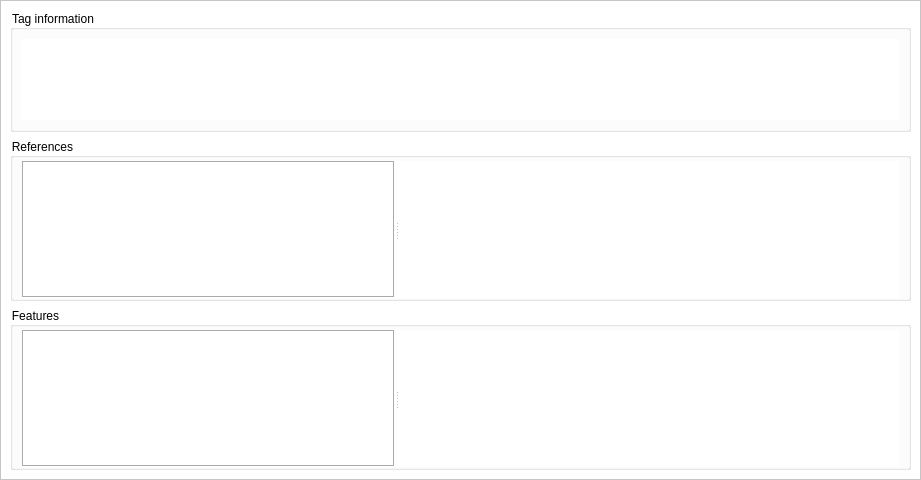
Qt form TagView.ui (bendalab/NixView) before a commit.
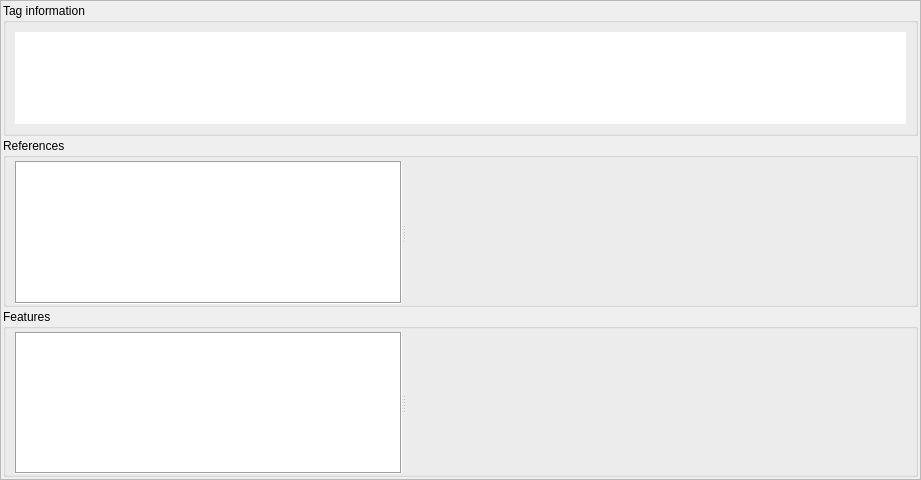
The same form after that commit.

```diff
--- a/TagView.ui
+++ b/TagView.ui
@@ -17,7 +17,7 @@
    <bool>false</bool>
   </property>
   <property name="styleSheet">
-   <string notr="true">background-color: white;</string>
+   <string notr="true"/>
   </property>
   <property name="widgetResizable">
    <bool>true</bool>
@@ -32,12 +32,30 @@
     </rect>
    </property>
    <property name="autoFillBackground">
-    <bool>false</bool>
+    <bool>true</bool>
    </property>
    <property name="styleSheet">
-    <string notr="true">background-color: white</string>
+    <string notr="true"/>
    </property>
    <layout class="QGridLayout" name="gridLayout">
+    <property name="leftMargin">
+     <number>2</number>
+    </property>
+    <property name="topMargin">
+     <number>2</number>
+    </property>
+    <property name="rightMargin">
+     <number>2</number>
+    </property>
+    <property name="bottomMargin">
+     <number>2</number>
+    </property>
+    <property name="horizontalSpacing">
+     <number>1</number>
+    </property>
+    <property name="verticalSpacing">
+     <number>2</number>
+    </property>
     <item row="0" column="0" rowspan="2">
      <widget class="QGroupBox" name="tag_info">
       <property name="sizePolicy">
@@ -50,7 +68,7 @@
        <bool>false</bool>
       </property>
       <property name="styleSheet">
-       <string notr="true">background-color: white</string>
+       <string notr="true"/>
       </property>
       <property name="title">
        <string>Tag information</string>
@@ -71,7 +89,7 @@
           <bool>true</bool>
          </property>
          <property name="styleSheet">
-          <string notr="true">background-color: white</string>
+          <string notr="true"/>
          </property>
          <property name="frameShape">
           <enum>QFrame::NoFrame</enum>
@@ -96,7 +114,7 @@
        <bool>false</bool>
       </property>
       <property name="styleSheet">
-       <string notr="true">background-color: white</string>
+       <string notr="true"/>
       </property>
       <property name="title">
        <string>Features</string>
@@ -115,8 +133,7 @@
          </property>
          <widget class="QListWidget" name="feature_list">
           <property name="styleSheet">
-           <string notr="true">background-color: white;
-border-color: rgb(206, 206, 206);</string>
+           <string notr="true">border-color: rgb(206, 206, 206);</string>
           </property>
           <property name="frameShape">
            <enum>QFrame::Box</enum>
@@ -161,9 +178,7 @@
        <bool>false</bool>
       </property>
       <property name="styleSheet">
-       <string notr="true">background-color: white;
-border-color: rgb(255, 255, 255);
-gridline-color: rgb(255, 255, 255);</string>
+       <string notr="true">gridline-color: rgb(255, 255, 255);</string>
       </property>
       <property name="title">
        <string>References</string>
@@ -209,9 +224,7 @@
            </size>
           </property>
           <property name="styleSheet">
-           <string notr="true">background-color: white; 
-border-color: rgb(206, 206, 206);
-</string>
+           <string notr="true">border-color: rgb(206, 206, 206);</string>
           </property>
           <property name="frameShape">
            <enum>QFrame::Box</enum>
```
